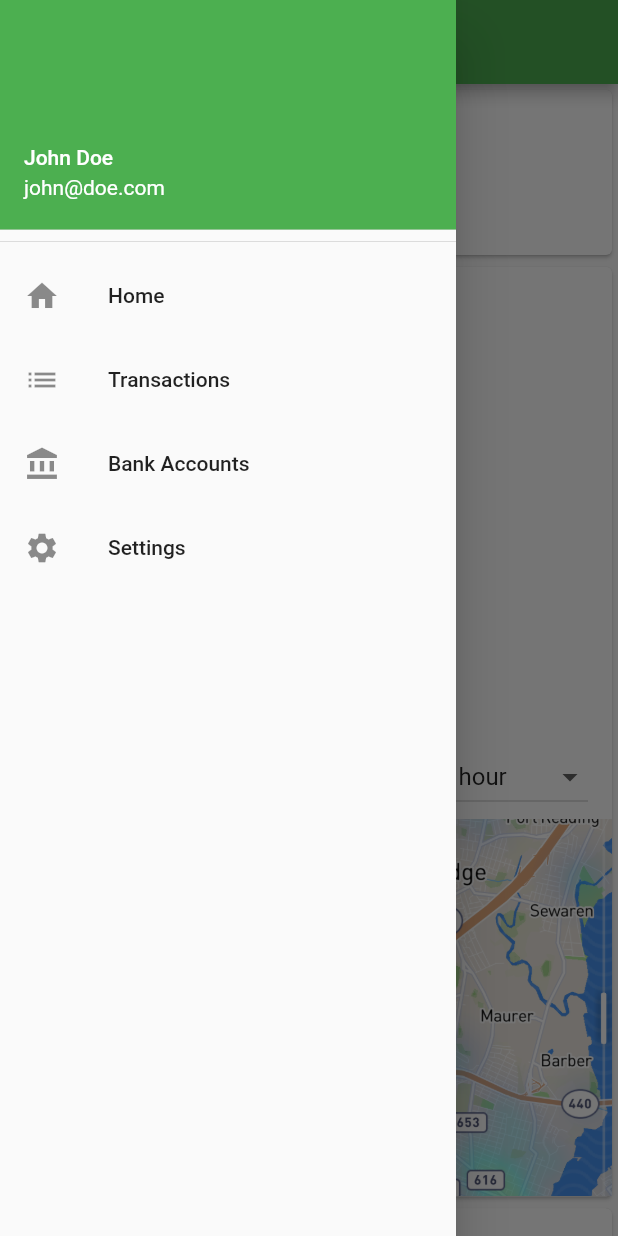
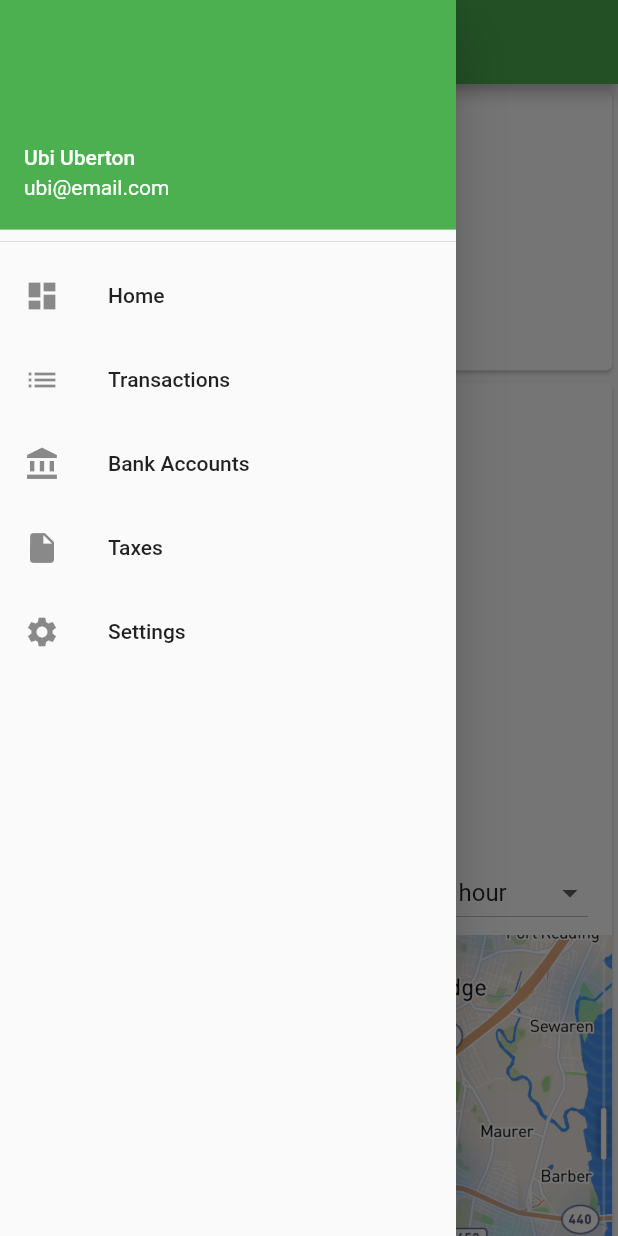
Before and after one commit to thekeenant/qbse-case-competition, a Flutter app: the screen it shows after launch, with the side drawer open, on a phone screen of 412 x 824 dp. Run offline on Flutter 3.47's test engine with Material 2 defaults, Android fonts, the phone set to English and light mode, and no system bars; our stand-ins replace charts_flutter; missing offline and left inert: fcharts.

Commit message:
small modifications today

```diff
--- a/lib/drawer.dart
+++ b/lib/drawer.dart
@@ -9,8 +9,8 @@ class AppDrawer extends StatelessWidget {
         children: [
           new DrawerHeader(
             child: new UserAccountsDrawerHeader(
-              accountName: new Text('John Doe'),
-              accountEmail: new Text('john@doe.com'),
+              accountName: new Text('Ubi Uberton'),
+              accountEmail: new Text('ubi@email.com'),
             ),
             padding: EdgeInsets.zero,
           ),
@@ -19,7 +19,7 @@ class AppDrawer extends StatelessWidget {
             onTap: () {
               Navigator.pushNamed(context, '/home');
             },
-            leading: new Icon(Icons.home),
+            leading: new Icon(Icons.dashboard),
           ),
           new ListTile(
             title: new Text('Transactions'),
@@ -36,6 +36,13 @@ class AppDrawer extends StatelessWidget {
             leading: new Icon(Icons.account_balance),
           ),
           new ListTile(
+            title: new Text('Taxes'),
+            onTap: () {
+              Navigator.pushNamed(context, '/taxes');
+            },
+            leading: new Icon(Icons.insert_drive_file),
+          ),
+          new ListTile(
             title: new Text('Settings'),
             leading: new Icon(Icons.settings),
             onTap: () {
--- a/lib/pages/home.dart
+++ b/lib/pages/home.dart
@@ -86,17 +86,20 @@ class _HomePageState extends State<HomePage> {
                       value: _profitTimeSelected,
                     ),
                   ),
-                  new ListTile(
+                  new Padding(
+                    padding: new EdgeInsets.symmetric(vertical: 20.0),
+                    child: new ListTile(
                       title: new Text(
                         '$num',
                         style: new TextStyle(
-                        fontSize: 32.0,
+                          fontSize: 64.0,
                           color: numColor,
                           fontWeight: FontWeight.bold,
                         ),
                       ),
                       subtitle: new Text('Rideshare Profit Estimate'),
                     ),
+                  )
                 ],
               ),
             ),
@@ -147,15 +150,6 @@ class _HomePageState extends State<HomePage> {
               ),
             ),
           ),
-          new Card(
-            child: new ListTile(
-              title: new Text('Taxes'),
-              onTap: () {
-                Navigator.pushNamed(context, '/taxes');
-              },
-              subtitle: new Text('Monthly estimate? Yearly estimate?'),
-            ),
-          ),
         ],
       ),
       drawer: new AppDrawer(),
--- a/lib/pages/settings.dart
+++ b/lib/pages/settings.dart
@@ -22,7 +22,7 @@ class _SettingsPageState extends State<SettingsPage> {
         children: [
           new ListTile(
             title: new Text('Account'),
-            subtitle: new Text('john@doe.com'),
+            subtitle: new Text('ubi@email.com'),
             onTap: () {},
           ),
           new ListTile(
@@ -36,6 +36,16 @@ class _SettingsPageState extends State<SettingsPage> {
               Navigator.pushNamed(context, '/vehicle');
             },
           ),
+          new ListTile(
+            title: new Text('Sync with Uber'),
+            onTap: () {
+            },
+          ),
+          new ListTile(
+            title: new Text('Sync with Lyft'),
+            onTap: () {
+            },
+          ),
         ],
       ),
     );
--- a/lib/pages/vehicle.dart
+++ b/lib/pages/vehicle.dart
@@ -17,8 +17,8 @@ class _VehiclePageState extends State<VehiclePage> {
   @override
   Widget build(BuildContext context) {
     final showInfo = dropdown1 > 0 && dropdown2 > 0 && dropdown3 > 0;
-    final str1 = showInfo ? '\$' : 'TBD';
-    final str2 = showInfo ? '\$' : 'TBD';
+    final str1 = '\$0.46';
+    final str2 = showInfo ? '\$0.56' : 'TBD';
 
     return new Scaffold(
       appBar: new AppBar(
```
Lines whose indentation alone changed are shown as unchanged.
